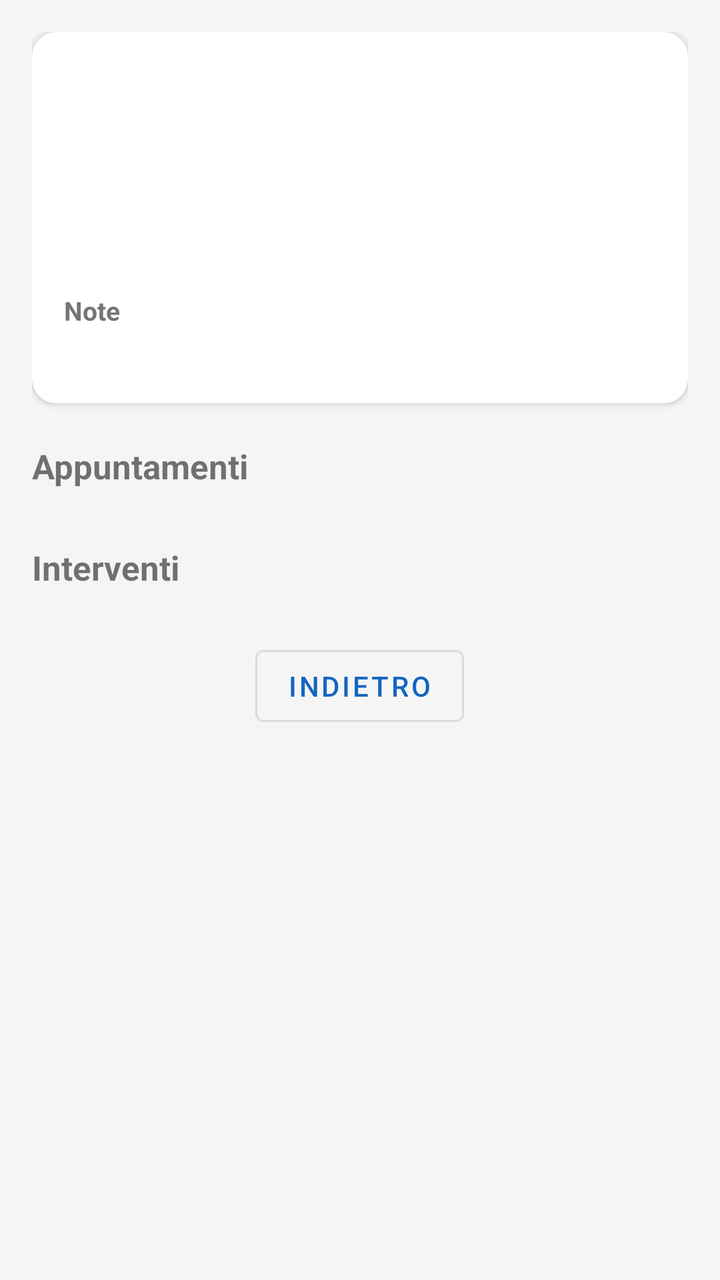
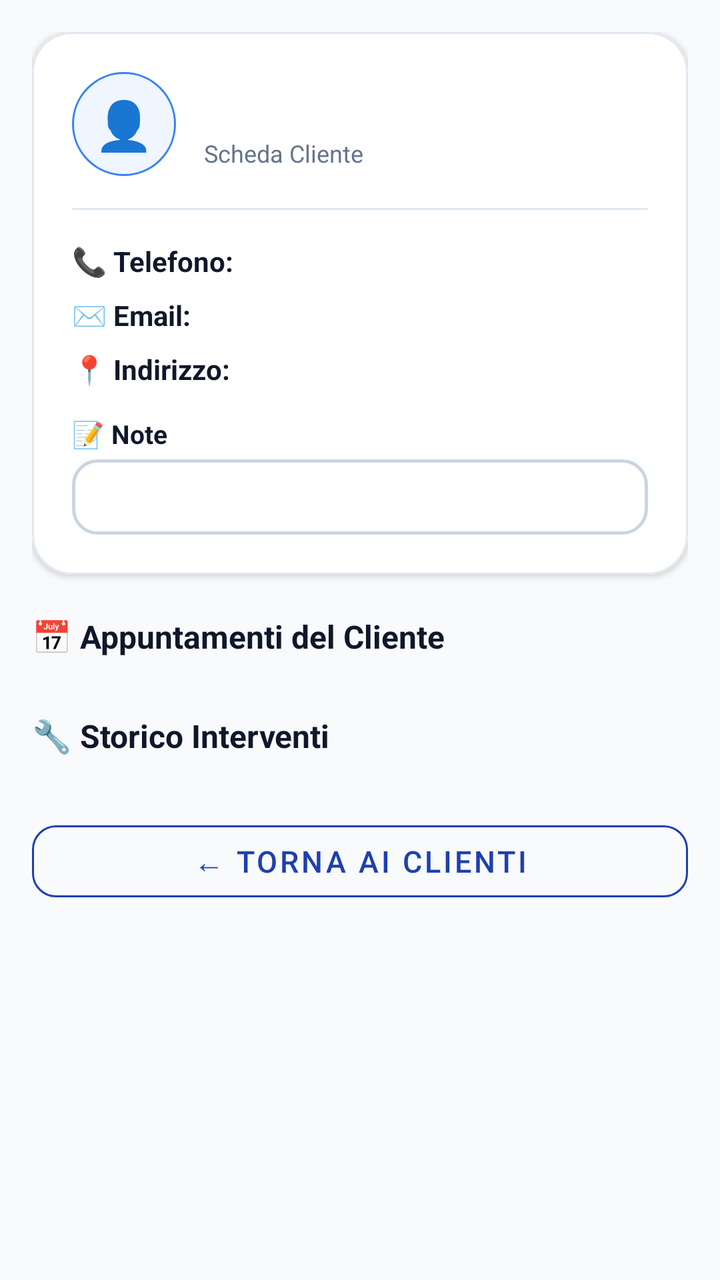

The first picture is an Android layout as it rendered before a commit; the second is the same layout after the commit. The layout source and the unified diff follow.
<!-- AndroidManifest.xml: application theme Theme.TechInterventionApp -->
<!-- res/layout/fragment_client_detail.xml -->
<?xml version="1.0" encoding="utf-8"?>
<ScrollView
    xmlns:android="http://schemas.android.com/apk/res/android"
    xmlns:app="http://schemas.android.com/apk/res-auto"
    android:layout_width="match_parent"
    android:layout_height="match_parent"
    android:background="@color/background">

    <LinearLayout
        android:layout_width="match_parent"
        android:layout_height="wrap_content"
        android:orientation="vertical"
        android:padding="16dp">

        
        <com.google.android.material.card.MaterialCardView
            android:layout_width="match_parent"
            android:layout_height="wrap_content"
            app:cardCornerRadius="12dp"
            app:cardElevation="2dp">

            <LinearLayout
                android:layout_width="match_parent"
                android:layout_height="wrap_content"
                android:orientation="vertical"
                android:padding="16dp">

                <TextView
                    android:id="@+id/tv_client_name"
                    android:layout_width="match_parent"
                    android:layout_height="wrap_content"
                    android:textSize="22sp"
                    android:textStyle="bold"
                    android:textColor="@color/primary" />

                <TextView
                    android:id="@+id/tv_client_phone"
                    android:layout_width="match_parent"
                    android:layout_height="wrap_content"
                    android:layout_marginTop="8dp"
                    android:textSize="14sp" />

                <TextView
                    android:id="@+id/tv_client_email"
                    android:layout_width="match_parent"
                    android:layout_height="wrap_content"
                    android:layout_marginTop="4dp"
                    android:textSize="14sp" />

                <TextView
                    android:id="@+id/tv_client_address"
                    android:layout_width="match_parent"
                    android:layout_height="wrap_content"
                    android:layout_marginTop="4dp"
                    android:textSize="14sp" />

                <TextView
                    android:layout_width="match_parent"
                    android:layout_height="wrap_content"
                    android:layout_marginTop="12dp"
                    android:text="Note"
                    android:textStyle="bold"
                    android:textSize="13sp"
                    android:textColor="@color/text_secondary" />

                <TextView
                    android:id="@+id/tv_client_notes"
                    android:layout_width="match_parent"
                    android:layout_height="wrap_content"
                    android:layout_marginTop="4dp"
                    android:textSize="13sp" />
            </LinearLayout>
        </com.google.android.material.card.MaterialCardView>

        
        <TextView
            android:layout_width="match_parent"
            android:layout_height="wrap_content"
            android:text="Appuntamenti"
            android:textSize="17sp"
            android:textStyle="bold"
            android:layout_marginTop="20dp"
            android:layout_marginBottom="8dp" />

        <androidx.recyclerview.widget.RecyclerView
            android:id="@+id/rv_client_appointments"
            android:layout_width="match_parent"
            android:layout_height="wrap_content"
            android:nestedScrollingEnabled="false"
            app:layoutManager="androidx.recyclerview.widget.LinearLayoutManager" />

        
        <TextView
            android:layout_width="match_parent"
            android:layout_height="wrap_content"
            android:text="Interventi"
            android:textSize="17sp"
            android:textStyle="bold"
            android:layout_marginTop="20dp"
            android:layout_marginBottom="8dp" />

        <androidx.recyclerview.widget.RecyclerView
            android:id="@+id/rv_client_interventions"
            android:layout_width="match_parent"
            android:layout_height="wrap_content"
            android:nestedScrollingEnabled="false"
            app:layoutManager="androidx.recyclerview.widget.LinearLayoutManager" />

        <com.google.android.material.button.MaterialButton
            android:id="@+id/btn_back"
            style="@style/Widget.MaterialComponents.Button.OutlinedButton"
            android:layout_width="wrap_content"
            android:layout_height="wrap_content"
            android:text="Indietro"
            android:layout_marginTop="16dp"
            android:layout_gravity="center" />

    </LinearLayout>
</ScrollView>
<!-- resources referenced by this layout -->
<resources>
  <color name="background">#F5F5F5</color>
  <color name="primary">#1565C0</color>
  <color name="text_secondary">#757575</color>
  <style name="Theme.TechInterventionApp" parent="Theme.MaterialComponents.DayNight.NoActionBar">
          
          <item name="colorPrimary">@color/primary</item>
          <item name="colorPrimaryVariant">@color/primary_variant</item>
          <item name="colorOnPrimary">@color/white</item>
          <item name="colorSecondary">@color/secondary</item>
          <item name="colorSecondaryVariant">@color/secondary_variant</item>
          <item name="colorOnSecondary">@color/white</item>
          <item name="colorError">@color/error</item>
  
          
          <item name="android:colorBackground">@color/background</item>
          <item name="colorSurface">@color/surface</item>
          <item name="colorOnSurface">@color/on_surface</item>
  
          
          <item name="android:statusBarColor">@color/primary_variant</item>
      </style>
  <color name="primary_variant">#003c8f</color>
  <color name="white">#FFFFFF</color>
  <color name="secondary">#FF6F00</color>
  <color name="secondary_variant">#c43e00</color>
  <color name="error">#B00020</color>
  <color name="surface">#FFFFFF</color>
  <color name="on_surface">#212121</color>
</resources>

<!-- the commit's change to res/layout/fragment_client_detail.xml (unified diff, before → after) -->
@@ -4,6 +4,7 @@
     xmlns:app="http://schemas.android.com/apk/res-auto"
     android:layout_width="match_parent"
     android:layout_height="match_parent"
+    android:fillViewport="true"
     android:background="@color/background">
 
     <LinearLayout
@@ -16,58 +17,156 @@
         <com.google.android.material.card.MaterialCardView
             android:layout_width="match_parent"
             android:layout_height="wrap_content"
-            app:cardCornerRadius="12dp"
-            app:cardElevation="2dp">
+            app:cardCornerRadius="20dp"
+            app:cardElevation="2dp"
+            app:strokeColor="@color/border_subtle"
+            app:strokeWidth="1dp">
 
             <LinearLayout
                 android:layout_width="match_parent"
                 android:layout_height="wrap_content"
+                android:background="@color/surface"
                 android:orientation="vertical"
-                android:padding="16dp">
-
+                android:padding="20dp">
+
+                <LinearLayout
+                    android:layout_width="match_parent"
+                    android:layout_height="wrap_content"
+                    android:orientation="horizontal"
+                    android:gravity="center_vertical">
+
+                    <TextView
+                        android:layout_width="52dp"
+                        android:layout_height="52dp"
+                        android:background="@drawable/bg_client_avatar"
+                        android:gravity="center"
+                        android:text="👤"
+                        android:textSize="24sp" />
+
+                    <LinearLayout
+                        android:layout_width="0dp"
+                        android:layout_height="wrap_content"
+                        android:layout_weight="1"
+                        android:orientation="vertical"
+                        android:layout_marginStart="14dp">
+
+                        <TextView
+                            android:id="@+id/tv_client_name"
+                            android:layout_width="wrap_content"
+                            android:layout_height="wrap_content"
+                            android:textSize="20sp"
+                            android:textStyle="bold"
+                            android:textColor="@color/text_primary" />
+
+                        <TextView
+                            android:layout_width="wrap_content"
+                            android:layout_height="wrap_content"
+                            android:text="Scheda Cliente"
+                            android:textSize="12sp"
+                            android:textColor="@color/text_muted"
+                            android:layout_marginTop="2dp" />
+                    </LinearLayout>
+                </LinearLayout>
+
+                <View
+                    android:layout_width="match_parent"
+                    android:layout_height="1dp"
+                    android:background="@color/border_subtle"
+                    android:layout_marginVertical="16dp" />
+
+                
+                <LinearLayout
+                    android:layout_width="match_parent"
+                    android:layout_height="wrap_content"
+                    android:orientation="horizontal"
+                    android:gravity="center_vertical">
+
+                    <TextView
+                        android:layout_width="wrap_content"
+                        android:layout_height="wrap_content"
+                        android:text="📞 Telefono:"
+                        android:textSize="14sp"
+                        android:textStyle="bold"
+                        android:textColor="@color/text_primary" />
+
+                    <TextView
+                        android:id="@+id/tv_client_phone"
+                        android:layout_width="wrap_content"
+                        android:layout_height="wrap_content"
+                        android:layout_marginStart="8dp"
+                        android:textSize="14sp"
+                        android:textStyle="bold"
+                        android:textColor="@color/primary" />
+                </LinearLayout>
+
+                
+                <LinearLayout
+                    android:layout_width="match_parent"
+                    android:layout_height="wrap_content"
+                    android:orientation="horizontal"
+                    android:gravity="center_vertical"
+                    android:layout_marginTop="8dp">
+
+                    <TextView
+                        android:layout_width="wrap_content"
+                        android:layout_height="wrap_content"
+                        android:text="✉️ Email:"
+                        android:textSize="14sp"
+                        android:textStyle="bold"
+                        android:textColor="@color/text_primary" />
+
+                    <TextView
+                        android:id="@+id/tv_client_email"
+                        android:layout_width="wrap_content"
+                        android:layout_height="wrap_content"
+                        android:layout_marginStart="8dp"
+                        android:textSize="14sp"
+                        android:textColor="@color/text_secondary" />
+                </LinearLayout>
+
+                
+                <LinearLayout
+                    android:layout_width="match_parent"
+                    android:layout_height="wrap_content"
+                    android:orientation="horizontal"
+                    android:gravity="center_vertical"
+                    android:layout_marginTop="8dp">
+
+                    <TextView
+                        android:layout_width="wrap_content"
+                        android:layout_height="wrap_content"
+                        android:text="📍 Indirizzo:"
+                        android:textSize="14sp"
+                        android:textStyle="bold"
+                        android:textColor="@color/text_primary" />
+
+                    <TextView
+                        android:id="@+id/tv_client_address"
+                        android:layout_width="wrap_content"
+                        android:layout_height="wrap_content"
+                        android:layout_marginStart="8dp"
+                        android:textSize="14sp"
+                        android:textColor="@color/text_secondary" />
+                </LinearLayout>
+
+                
                 <TextView
-                    android:id="@+id/tv_client_name"
-                    android:layout_width="match_parent"
-                    android:layout_height="wrap_content"
-                    android:textSize="22sp"
-                    android:textStyle="bold"
-                    android:textColor="@color/primary" />
-
-                <TextView
-                    android:id="@+id/tv_client_phone"
-                    android:layout_width="match_parent"
-                    android:layout_height="wrap_content"
-                    android:layout_marginTop="8dp"
-                    android:textSize="14sp" />
-
-                <TextView
-                    android:id="@+id/tv_client_email"
-                    android:layout_width="match_parent"
-                    android:layout_height="wrap_content"
-                    android:layout_marginTop="4dp"
-                    android:textSize="14sp" />
-
-                <TextView
-                    android:id="@+id/tv_client_address"
-                    android:layout_width="match_parent"
-                    android:layout_height="wrap_content"
-                    android:layout_marginTop="4dp"
-                    android:textSize="14sp" />
-
-                <TextView
-                    android:layout_width="match_parent"
-                    android:layout_height="wrap_content"
-                    android:layout_marginTop="12dp"
-                    android:text="Note"
+                    android:layout_width="match_parent"
+                    android:layout_height="wrap_content"
+                    android:layout_marginTop="14dp"
+                    android:text="📝 Note"
                     android:textStyle="bold"
                     android:textSize="13sp"
-                    android:textColor="@color/text_secondary" />
+                    android:textColor="@color/text_primary" />
 
                 <TextView
                     android:id="@+id/tv_client_notes"
                     android:layout_width="match_parent"
                     android:layout_height="wrap_content"
                     android:layout_marginTop="4dp"
+                    android:padding="10dp"
+                    android:background="@drawable/spinner_background"
+                    android:textColor="@color/text_secondary"
                     android:textSize="13sp" />
             </LinearLayout>
         </com.google.android.material.card.MaterialCardView>
@@ -76,9 +175,10 @@
         <TextView
             android:layout_width="match_parent"
             android:layout_height="wrap_content"
-            android:text="Appuntamenti"
-            android:textSize="17sp"
+            android:text="📅 Appuntamenti del Cliente"
+            android:textSize="16sp"
             android:textStyle="bold"
+            android:textColor="@color/text_primary"
             android:layout_marginTop="20dp"
             android:layout_marginBottom="8dp" />
 
@@ -93,9 +193,10 @@
         <TextView
             android:layout_width="match_parent"
             android:layout_height="wrap_content"
-            android:text="Interventi"
-            android:textSize="17sp"
+            android:text="🔧 Storico Interventi"
+            android:textSize="16sp"
             android:textStyle="bold"
+            android:textColor="@color/text_primary"
             android:layout_marginTop="20dp"
             android:layout_marginBottom="8dp" />
 
@@ -109,11 +210,15 @@
         <com.google.android.material.button.MaterialButton
             android:id="@+id/btn_back"
             style="@style/Widget.MaterialComponents.Button.OutlinedButton"
-            android:layout_width="wrap_content"
-            android:layout_height="wrap_content"
-            android:text="Indietro"
-            android:layout_marginTop="16dp"
-            android:layout_gravity="center" />
+            android:layout_width="match_parent"
+            android:layout_height="wrap_content"
+            android:text="← Torna ai Clienti"
+            android:textColor="@color/primary"
+            android:textSize="15sp"
+            app:strokeColor="@color/primary"
+            app:cornerRadius="12dp"
+            android:layout_marginTop="20dp"
+            android:layout_marginBottom="24dp" />
 
     </LinearLayout>
 </ScrollView>
<!-- resource entries referenced after the edit -->
@@ -1,9 +1,34 @@
 <!-- resources referenced by this layout -->
 <resources>
-  <color name="background">#F5F5F5</color>
-  <color name="primary">#1565C0</color>
-  <color name="text_secondary">#757575</color>
-  <style name="Theme.TechInterventionApp" parent="Theme.MaterialComponents.DayNight.NoActionBar">
+  <color name="background">#F8FAFC</color>
+  <color name="border_subtle">#E2E8F0</color>
+  <color name="primary">#1E40AF</color>
+  <color name="text_secondary">#334155</color>
+  <!-- drawable bg_client_avatar (drawable) -->
+  <?xml version="1.0" encoding="utf-8"?>
+  <shape xmlns:android="http://schemas.android.com/apk/res/android"
+      android:shape="oval">
+      <solid android:color="@color/primary_subtle" />
+      <stroke
+          android:width="1dp"
+          android:color="@color/primary_light" />
+  </shape>
+  <!-- drawable spinner_background (drawable) -->
+  <?xml version="1.0" encoding="utf-8"?>
+  <shape xmlns:android="http://schemas.android.com/apk/res/android"
+      android:shape="rectangle">
+      <stroke
+          android:width="1.5dp"
+          android:color="@color/border_strong" />
+      <corners android:radius="12dp" />
+      <solid android:color="@color/surface" />
+      <padding
+          android:left="14dp"
+          android:right="14dp"
+          android:top="12dp"
+          android:bottom="12dp" />
+  </shape>
+  <style name="Theme.TechInterventionApp" parent="Theme.MaterialComponents.Light.NoActionBar">
           
           <item name="colorPrimary">@color/primary</item>
           <item name="colorPrimaryVariant">@color/primary_variant</item>
@@ -16,17 +41,43 @@
           
           <item name="android:colorBackground">@color/background</item>
           <item name="colorSurface">@color/surface</item>
-          <item name="colorOnSurface">@color/on_surface</item>
+          <item name="colorOnSurface">@color/text_primary</item>
   
           
-          <item name="android:statusBarColor">@color/primary_variant</item>
+          <item name="android:textColor">@color/text_primary</item>
+          <item name="android:textColorPrimary">@color/text_primary</item>
+          <item name="android:textColorSecondary">@color/text_secondary</item>
+          <item name="android:textColorHint">@color/text_muted</item>
+  
+          
+          <item name="android:statusBarColor">@color/background</item>
+          <item name="android:windowLightStatusBar">true</item>
+          <item name="android:navigationBarColor">@color/surface</item>
+          <item name="android:windowLightNavigationBar">true</item>
+  
+          
+          <item name="textInputStyle">@style/Widget.App.TextInputLayout</item>
       </style>
-  <color name="primary_variant">#003c8f</color>
+  <color name="primary_subtle">#EFF6FF</color>
+  <color name="primary_light">#3B82F6</color>
+  <color name="border_strong">#CBD5E1</color>
+  <color name="primary_variant">#172554</color>
   <color name="white">#FFFFFF</color>
-  <color name="secondary">#FF6F00</color>
-  <color name="secondary_variant">#c43e00</color>
-  <color name="error">#B00020</color>
+  <color name="secondary">#D97706</color>
+  <color name="secondary_variant">#B45309</color>
+  <color name="error">#DC2626</color>
+  <style name="Widget.App.TextInputLayout" parent="Widget.MaterialComponents.TextInputLayout.OutlinedBox">
+          <item name="boxStrokeColor">@color/primary</item>
+          <item name="boxStrokeWidth">1.5dp</item>
+          <item name="boxCornerRadiusTopStart">12dp</item>
+          <item name="boxCornerRadiusTopEnd">12dp</item>
+          <item name="boxCornerRadiusBottomStart">12dp</item>
+          <item name="boxCornerRadiusBottomEnd">12dp</item>
+          <item name="hintTextColor">@color/primary</item>
+          <item name="android:textColorHint">@color/text_muted</item>
+      </style>
   <color name="surface">#FFFFFF</color>
-  <color name="on_surface">#212121</color>
+  <color name="text_muted">#64748B</color>
+  <color name="text_primary">#0F172A</color>
 </resources>
 
